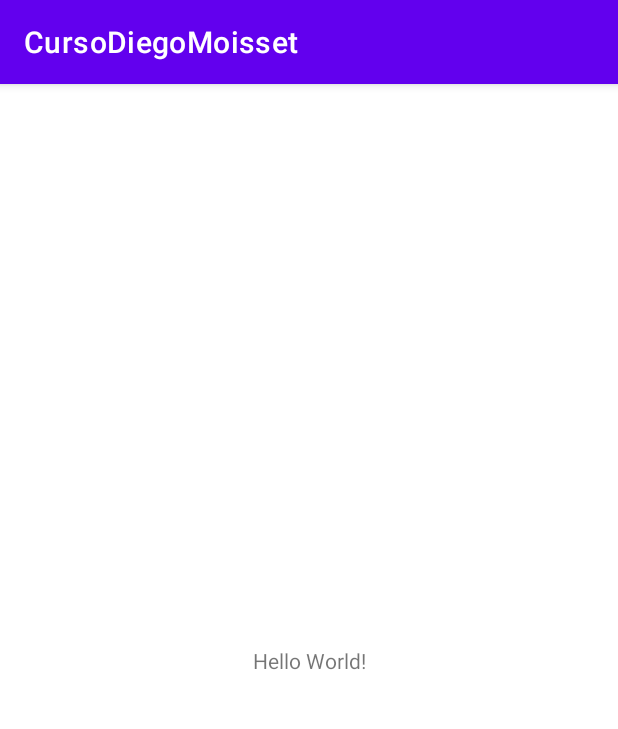
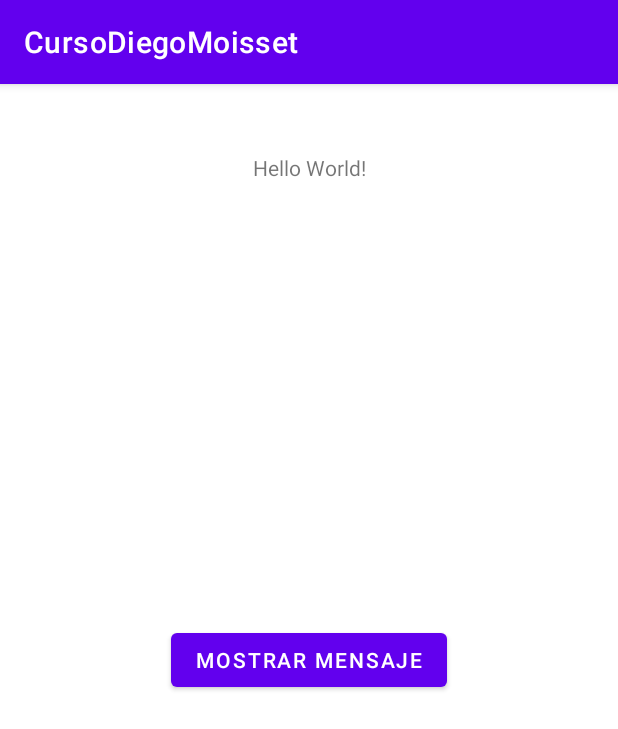
Before and after one commit to RolandoCutieGSI/JavaAndroid, an Android app: the screen it shows after launch (MainActivity), on a phone screen of 412 x 824 dp. Shown: the top 729 px of the screen. Run offline under Robolectric (Android 15) with nearby library versions, the phone set to English and light mode, and no system bars.

```diff
--- a/app/src/main/java/com/example/cursodiegomoisset/MainActivity.java
+++ b/app/src/main/java/com/example/cursodiegomoisset/MainActivity.java
@@ -3,6 +3,8 @@ package com.example.cursodiegomoisset;
 import androidx.appcompat.app.AppCompatActivity;
 
 import android.os.Bundle;
+import android.view.View;
+import android.widget.Toast;
 
 public class MainActivity extends AppCompatActivity {
 
@@ -11,4 +13,11 @@ public class MainActivity extends AppCompatActivity {
         super.onCreate(savedInstanceState);
         setContentView(R.layout.activity_main);
     }
+
+    //Este metodo es el que se ejecuta cuando presionamos el boton mostrar mensaje
+    public void presion(View view) {
+
+        Toast.makeText(this, "Se presiono el boton mostrar mensaje", Toast.LENGTH_LONG).show();
+
+    }
 }
--- a/app/src/main/res/layout/activity_main.xml
+++ b/app/src/main/res/layout/activity_main.xml
@@ -4,15 +4,29 @@
     xmlns:tools="http://schemas.android.com/tools"
     android:layout_width="match_parent"
     android:layout_height="match_parent"
+    android:onClick="presion"
     tools:context=".MainActivity">
 
     <TextView
+        android:id="@+id/textView"
         android:layout_width="wrap_content"
         android:layout_height="wrap_content"
         android:text="Hello World!"
         app:layout_constraintBottom_toBottomOf="parent"
         app:layout_constraintEnd_toEndOf="parent"
         app:layout_constraintStart_toStartOf="parent"
+        app:layout_constraintTop_toTopOf="parent"
+        app:layout_constraintVertical_bias="0.061" />
+
+    <Button
+        android:id="@+id/button"
+        android:layout_width="184dp"
+        android:layout_height="wrap_content"
+        android:onClick="presion"
+        android:text="@string/mostrar_mensaje"
+        app:layout_constraintBottom_toBottomOf="parent"
+        app:layout_constraintEnd_toEndOf="parent"
+        app:layout_constraintStart_toStartOf="parent"
         app:layout_constraintTop_toTopOf="parent" />
 
 </androidx.constraintlayout.widget.ConstraintLayout>
--- a/app/src/main/res/values/strings.xml
+++ b/app/src/main/res/values/strings.xml
@@ -1,3 +1,4 @@
 <resources>
     <string name="app_name">CursoDiegoMoisset</string>
+    <string name="mostrar_mensaje">Mostrar Mensaje</string>
 </resources>
```
